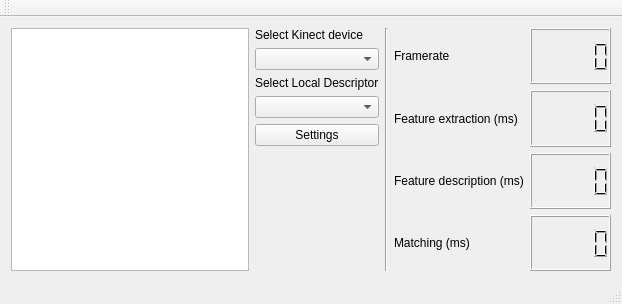
The window that forms/main/mainwindow.ui (TheWarek/NARF_Kin) describes before a commit, drawn with Qt 5.
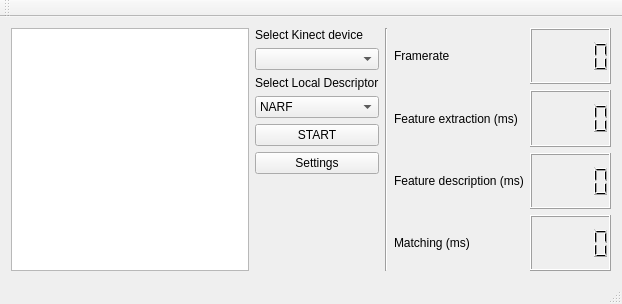
The same window after the commit.

Commit message:
[Sources & GUI] added settings window
able to change settings
renamed classes with capital letter
completed gui for narf settings

What changed in the file:
```diff
--- a/forms/main/mainwindow.ui
+++ b/forms/main/mainwindow.ui
@@ -52,10 +52,28 @@
            </widget>
           </item>
           <item row="3" column="0" colspan="2">
-           <widget class="QComboBox" name="comboBox_2"/>
+           <widget class="QComboBox" name="comboBox_descriptor">
+            <item>
+             <property name="text">
+              <string>NARF</string>
+             </property>
+            </item>
+            <item>
+             <property name="text">
+              <string>SIFT</string>
+             </property>
+            </item>
+           </widget>
           </item>
-          <item row="4" column="0" colspan="2">
-           <widget class="QPushButton" name="pushButton">
+          <item row="5" column="0" colspan="2">
+           <widget class="QPushButton" name="pushButton_start">
+            <property name="text">
+             <string>START</string>
+            </property>
+           </widget>
+          </item>
+          <item row="6" column="0" colspan="2">
+           <widget class="QPushButton" name="pushButton_settings">
             <property name="text">
              <string>Settings</string>
             </property>
```
Left out of the diff: 2 changed lines with no effect on the pictures. The commit also changes 7 other files.
